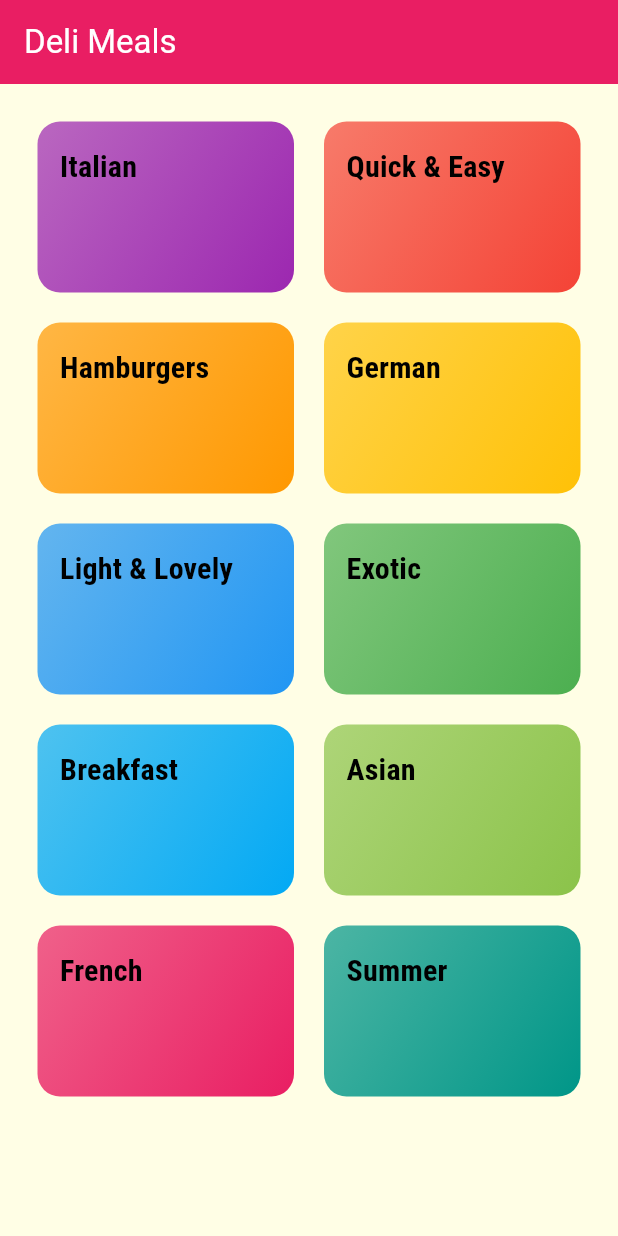
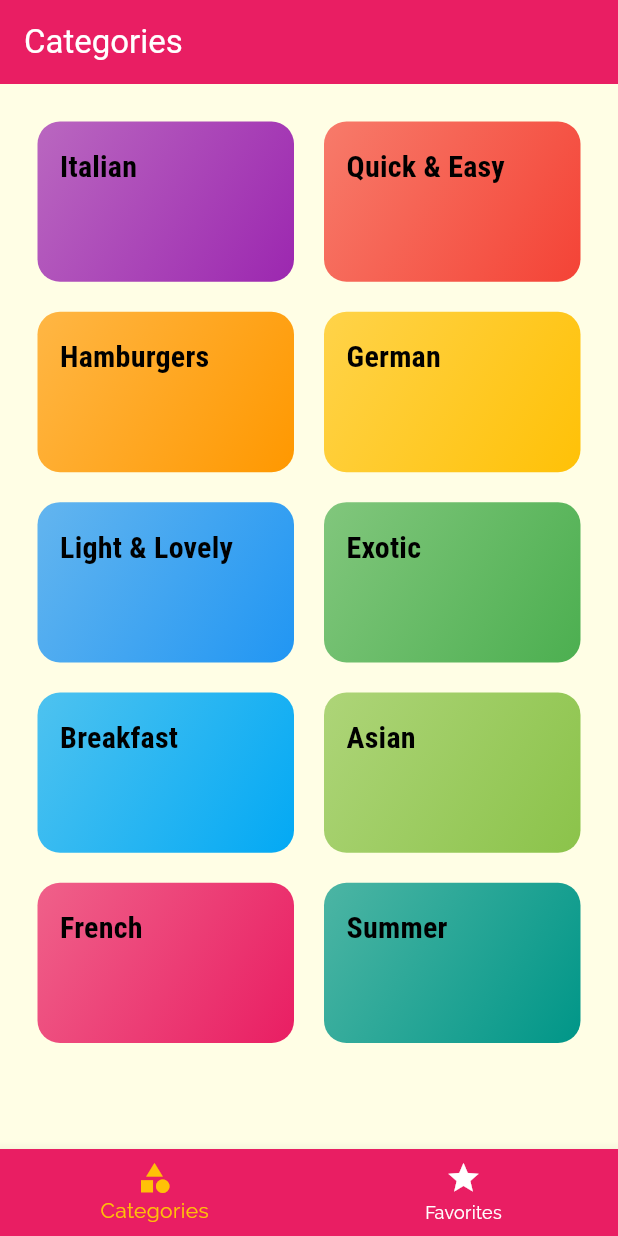
Before and after one commit to romanfarooq/Flutter-and-Dart-course, a Flutter app: the screen it shows after launch, on a phone screen of 412 x 824 dp. Run offline on Flutter 3.47's test engine with Material 3 defaults, Android fonts, the phone set to English and light mode, and no system bars.

Commit message:
added bottom tabs_screen

```diff
--- a/deli_meals/lib/main.dart
+++ b/deli_meals/lib/main.dart
@@ -1,9 +1,9 @@
 import 'package:flutter/material.dart';
 import 'package:flutter/services.dart';
 
-import './screens/categories_screen.dart';
 import './screens/category_meals_screen.dart';
 import './screens/meal_detail_screen.dart';
+import './screens/tabs_screen.dart';
 
 void main() {
   SystemChrome.setSystemUIOverlayStyle(
@@ -47,14 +47,14 @@ class MyApp extends StatelessWidget {
             ),
         useMaterial3: true,
       ),
-      home: const CategoriesScreen(),
       routes: {
+        '/': (ctx) => const TabsScreen(),
         CategoryMealsScreen.routeName: (ctx) => const CategoryMealsScreen(),
         MealDetailScreen.routeName: (ctx) => const MealDetailScreen(),
       },
       onUnknownRoute: (settings) {
         return MaterialPageRoute(
-          builder: (ctx) => const CategoriesScreen(),
+          builder: (ctx) => const TabsScreen(),
         );
       },
     );
--- a/deli_meals/lib/screens/categories_screen.dart
+++ b/deli_meals/lib/screens/categories_screen.dart
@@ -8,15 +8,11 @@ class CategoriesScreen extends StatelessWidget {
 
   @override
   Widget build(BuildContext context) {
-    return Scaffold(
-      appBar: AppBar(
-        title: const Text('Deli Meals'),
-      ),
-      body: GridView(
+    return GridView(
       padding: const EdgeInsets.all(25),
       gridDelegate: const SliverGridDelegateWithMaxCrossAxisExtent(
         maxCrossAxisExtent: 200,
-          childAspectRatio: 3 / 2,
+        childAspectRatio: 1.6,
         crossAxisSpacing: 20,
         mainAxisSpacing: 20,
       ),
@@ -29,7 +25,6 @@ class CategoriesScreen extends StatelessWidget {
             ),
           )
           .toList(),
-      ),
     );
   }
 }
--- /dev/null
+++ b/deli_meals/lib/screens/favorites_screen.dart
@@ -0,0 +1,12 @@
+import 'package:flutter/material.dart';
+
+class FavoritesScreen extends StatelessWidget {
+  const FavoritesScreen({super.key});
+
+  @override
+  Widget build(BuildContext context) {
+    return const Center(
+      child: Text('The Favorites'),
+    );
+  }
+}
--- /dev/null
+++ b/deli_meals/lib/screens/tabs_screen.dart
@@ -0,0 +1,53 @@
+import 'package:flutter/material.dart';
+
+import './categories_screen.dart';
+import './favorites_screen.dart';
+
+class TabsScreen extends StatefulWidget {
+  const TabsScreen({super.key});
+
+  @override
+  State<TabsScreen> createState() => _TabsScreenState();
+}
+
+class _TabsScreenState extends State<TabsScreen> {
+  final List<Map<String, Object>> _pages = [
+    {'page': const CategoriesScreen(), 'title': 'Categories'},
+    {'page': const FavoritesScreen(), 'title': 'Your Favorites'},
+  ];
+
+  int _selectedPageIndex = 0;
+
+  void _selectPage(int index) {
+    setState(() {
+      _selectedPageIndex = index;
+    });
+  }
+
+  @override
+  Widget build(BuildContext context) {
+    return Scaffold(
+      appBar: AppBar(
+        title: Text(_pages[_selectedPageIndex]['title'] as String),
+      ),
+      body: _pages[_selectedPageIndex]['page'] as Widget,
+      bottomNavigationBar: BottomNavigationBar(
+        onTap: _selectPage,
+        backgroundColor: Theme.of(context).primaryColor,
+        unselectedItemColor: Colors.white,
+        selectedItemColor: Theme.of(context).colorScheme.secondary,
+        currentIndex: _selectedPageIndex,
+        items: const [
+          BottomNavigationBarItem(
+            icon: Icon(Icons.category),
+            label: 'Categories',
+          ),
+          BottomNavigationBarItem(
+            icon: Icon(Icons.star),
+            label: 'Favorites',
+          ),
+        ],
+      ),
+    );
+  }
+}
```
Lines whose indentation alone changed are shown as unchanged.
